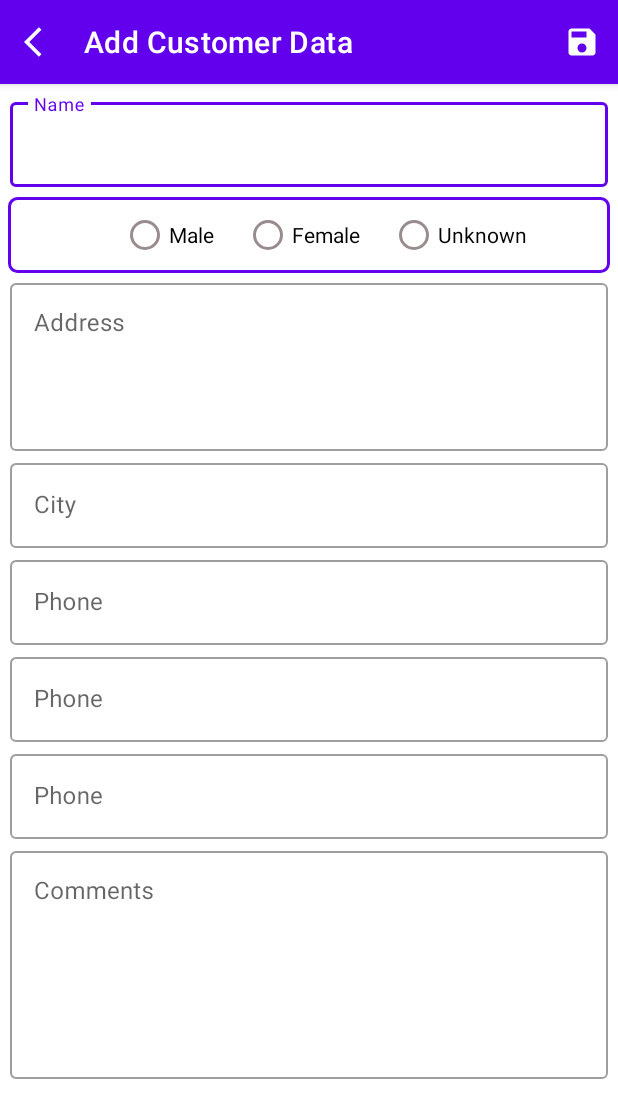
After one commit to AhmerAfzal1/Rose-Simple-Accounting, an Android app: the AddCustomerData screen opened directly, with no data from a screen before it, on a phone screen of 412 x 824 dp. The commit adds this screen. Shown: the top 1118 px of the screen. Run offline under Robolectric (Android 15) with nearby library versions, the phone set to English and light mode, and no system bars.

Commit message:
Now add data in db GUI

```diff
--- a/app/build.gradle
+++ b/app/build.gradle
@@ -34,7 +34,9 @@ dependencies {
 
     implementation "org.jetbrains.kotlin:kotlin-stdlib:$kotlin_version"
     implementation 'androidx.core:core-ktx:1.3.2'
-    implementation 'androidx.appcompat:appcompat:1.2.0'
-    implementation 'com.google.android.material:material:1.3.0'
+    implementation 'androidx.appcompat:appcompat:1.3.0-rc01'
     implementation 'androidx.constraintlayout:constraintlayout:2.0.4'
+    implementation 'com.google.android.material:material:1.4.0-alpha01'
+    implementation 'androidx.cardview:cardview:1.0.0'
+    implementation 'androidx.recyclerview:recyclerview:1.2.0-rc01'
 }
--- a/app/src/main/AndroidManifest.xml
+++ b/app/src/main/AndroidManifest.xml
@@ -10,7 +10,10 @@
         android:label="@string/app_name"
         android:roundIcon="@mipmap/ic_launcher_round"
         android:supportsRtl="true"
-        android:theme="@style/Theme.RoseSimpleAccounting">
+        android:theme="@style/Theme.RoseSimpleAccounting.NoActionBar">
+        <activity
+            android:name=".AddCustomerData"
+            android:theme="@style/Theme.RoseSimpleAccounting.NoActionBar" />
         <activity android:name=".MainActivity">
             <intent-filter>
                 <action android:name="android.intent.action.MAIN" />
--- /dev/null
+++ b/app/src/main/java/com/ahmer/accounting/AddCustomerData.kt
@@ -0,0 +1,83 @@
+package com.ahmer.accounting
+
+import android.database.sqlite.SQLiteException
+import android.os.Bundle
+import android.util.Log
+import android.widget.RadioButton
+import android.widget.RadioGroup
+import android.widget.Toast
+import androidx.appcompat.app.AppCompatActivity
+import com.ahmer.accounting.Constants.Companion.LOG_TAG
+import com.google.android.material.appbar.MaterialToolbar
+import com.google.android.material.textfield.TextInputLayout
+
+class AddCustomerData : AppCompatActivity() {
+    override fun onCreate(savedInstanceState: Bundle?) {
+        super.onCreate(savedInstanceState)
+        setContentView(R.layout.activity_add_customer_data)
+        val toolbar = findViewById<MaterialToolbar>(R.id.toolbar)
+        toolbar.setOnClickListener {
+            finish()
+        }
+        val customerName = findViewById<TextInputLayout>(R.id.inputLayoutName)
+        val customerGender = findViewById<RadioGroup>(R.id.rgGender)
+        val customerAddress = findViewById<TextInputLayout>(R.id.inputLayoutAddress)
+        val customerCity = findViewById<TextInputLayout>(R.id.inputLayoutCity)
+        val customerPhone1 = findViewById<TextInputLayout>(R.id.inputLayoutPhone1)
+        val customerPhone2 = findViewById<TextInputLayout>(R.id.inputLayoutPhone2)
+        val customerPhone3 = findViewById<TextInputLayout>(R.id.inputLayoutPhone3)
+        val customerComments = findViewById<TextInputLayout>(R.id.inputLayoutComments)
+        var typeGender: String = ""
+        customerGender.setOnCheckedChangeListener { group, checkedId ->
+            val rbGender = findViewById<RadioButton>(checkedId)
+            typeGender = rbGender.text.toString()
+        }
+
+        toolbar.setOnMenuItemClickListener { item ->
+            when (item.itemId) {
+                R.id.menu_btn_save -> {
+                    val customerProfile = CustomerProfile().apply {
+                        this.name = customerName.editText?.text.toString().trim()
+                        this.gender = typeGender
+                        this.address = customerAddress.editText?.text.toString().trim()
+                        this.city = customerCity.editText?.text.toString().trim()
+                        this.phone1 = customerPhone1.editText?.text.toString().trim()
+                        this.phone2 = customerPhone2.editText?.text.toString().trim()
+                        this.phone3 = customerPhone3.editText?.text.toString().trim()
+                        this.comment = customerComments.editText?.text.toString().trim()
+                    }
+                    try {
+                        val myDatabaseHelper = MyDatabaseHelper(this)
+                        myDatabaseHelper.insertData(
+                            name = customerProfile.name,
+                            gender = customerProfile.gender,
+                            address = customerProfile.address,
+                            city = customerProfile.city,
+                            phone1 = customerProfile.phone1,
+                            phone2 = customerProfile.phone2,
+                            phone3 = customerProfile.phone3,
+                            comments = customerProfile.comment
+                        )
+                    } catch (e: SQLiteException) {
+                        Log.v(LOG_TAG, e.printStackTrace().toString())
+                    }
+                    Log.v(LOG_TAG, "Data Saved")
+                    Log.v(LOG_TAG, "Name: ${customerProfile.name}")
+                    Log.v(LOG_TAG, "Gender: ${customerProfile.gender}")
+                    Log.v(LOG_TAG, "Address: ${customerProfile.address}")
+                    Log.v(LOG_TAG, "City: ${customerProfile.city}")
+                    Log.v(LOG_TAG, "Phone1: ${customerProfile.phone1}")
+                    Log.v(LOG_TAG, "Phone2: ${customerProfile.phone2}")
+                    Log.v(LOG_TAG, "Phone3: ${customerProfile.phone3}")
+                    Log.v(LOG_TAG, "Comment: ${customerProfile.comment}")
+                    Toast.makeText(
+                        this,
+                        "Record successfully saved!",
+                        Toast.LENGTH_LONG
+                    ).show()
+                }
+            }
+            true
+        }
+    }
+}
--- /dev/null
+++ b/app/src/main/res/drawable/border.xml
@@ -0,0 +1,8 @@
+<?xml version="1.0" encoding="UTF-8"?>
+<shape xmlns:android="http://schemas.android.com/apk/res/android"
+    android:shape="rectangle">
+    <corners android:radius="5dp" />
+    <stroke
+        android:width="2dp"
+        android:color="@color/purple_500" />
+</shape>
--- /dev/null
+++ b/app/src/main/res/drawable/ic_arrow_back.xml
@@ -0,0 +1,10 @@
+<vector xmlns:android="http://schemas.android.com/apk/res/android"
+    android:width="24dp"
+    android:height="24dp"
+    android:tint="#FFFFFF"
+    android:viewportWidth="24"
+    android:viewportHeight="24">
+    <path
+        android:fillColor="@android:color/white"
+        android:pathData="M11.67,3.87L9.9,2.1 0,12l9.9,9.9 1.77,-1.77L3.54,12z" />
+</vector>
--- /dev/null
+++ b/app/src/main/res/drawable/ic_save.xml
@@ -0,0 +1,10 @@
+<vector xmlns:android="http://schemas.android.com/apk/res/android"
+    android:width="24dp"
+    android:height="24dp"
+    android:tint="#FFFFFF"
+    android:viewportWidth="24"
+    android:viewportHeight="24">
+    <path
+        android:fillColor="@android:color/white"
+        android:pathData="M17,3L5,3c-1.11,0 -2,0.9 -2,2v14c0,1.1 0.89,2 2,2h14c1.1,0 2,-0.9 2,-2L21,7l-4,-4zM12,19c-1.66,0 -3,-1.34 -3,-3s1.34,-3 3,-3 3,1.34 3,3 -1.34,3 -3,3zM15,9L5,9L5,5h10v4z" />
+</vector>
--- /dev/null
+++ b/app/src/main/res/drawable/radio_button_tint.xml
@@ -0,0 +1,5 @@
+<selector xmlns:android="http://schemas.android.com/apk/res/android">
+    <item android:color="@color/shrine_pink_900" android:state_checked="true" />
+    <item android:alpha="0.38" android:color="@color/shrine_pink_100" android:state_enabled="false" />
+    <item android:color="@color/shrine_pink_100" />
+</selector>
--- /dev/null
+++ b/app/src/main/res/layout/activity_add_customer_data.xml
@@ -0,0 +1,223 @@
+<?xml version="1.0" encoding="utf-8"?>
+<RelativeLayout xmlns:android="http://schemas.android.com/apk/res/android"
+    xmlns:app="http://schemas.android.com/apk/res-auto"
+    xmlns:tools="http://schemas.android.com/tools"
+    android:layout_width="match_parent"
+    android:layout_height="match_parent"
+    tools:context=".AddCustomerData">
+
+    <com.google.android.material.appbar.MaterialToolbar
+        android:id="@+id/toolbar"
+        style="@style/Theme.RoseSimpleAccounting.Toolbar"
+        android:layout_width="match_parent"
+        android:layout_height="?attr/actionBarSize"
+        app:contentInsetEnd="0dp"
+        app:contentInsetLeft="0dp"
+        app:contentInsetRight="0dp"
+        app:contentInsetStart="0dp"
+        app:contentInsetStartWithNavigation="0dp"
+        app:menu="@menu/save"
+        app:navigationIcon="@drawable/ic_arrow_back"
+        app:title="@string/title_toolbar_add_customer"
+        app:titleMarginStart="0dp" />
+
+    <ScrollView
+        android:layout_width="match_parent"
+        android:layout_height="match_parent"
+        android:layout_below="@id/toolbar">
+
+        <RelativeLayout
+            android:layout_width="match_parent"
+            android:layout_height="wrap_content"
+            android:layout_margin="5dp"
+            android:gravity="center">
+
+            <com.google.android.material.textfield.TextInputLayout
+                android:id="@+id/inputLayoutName"
+                style="@style/Widget.MaterialComponents.TextInputLayout.OutlinedBox"
+                android:layout_width="match_parent"
+                android:layout_height="wrap_content"
+                android:padding="1dp">
+
+                <com.google.android.material.textfield.TextInputEditText
+                    android:layout_width="match_parent"
+                    android:layout_height="wrap_content"
+                    android:focusable="true"
+                    android:focusableInTouchMode="true"
+                    android:hint="@string/name"
+                    android:inputType="text"
+                    android:maxLines="1"
+                    android:textColor="@android:color/black" />
+            </com.google.android.material.textfield.TextInputLayout>
+
+            <RadioGroup
+                android:id="@+id/rgGender"
+                android:layout_width="match_parent"
+                android:layout_height="wrap_content"
+                android:layout_below="@id/inputLayoutName"
+                android:layout_marginTop="5dp"
+                android:background="@drawable/border"
+                android:gravity="center"
+                android:orientation="horizontal"
+                android:padding="1dp">
+
+                <com.google.android.material.radiobutton.MaterialRadioButton
+                    android:id="@+id/rbMale"
+                    style="@style/Widget.App.RadioButton"
+                    android:layout_width="wrap_content"
+                    android:layout_height="wrap_content"
+                    android:layout_marginStart="20dp"
+                    android:layout_marginLeft="20dp"
+                    android:shadowColor="@color/purple_500"
+                    android:text="@string/male" />
+
+                <com.google.android.material.radiobutton.MaterialRadioButton
+                    android:id="@+id/rbFemale"
+                    style="@style/Widget.App.RadioButton"
+                    android:layout_width="wrap_content"
+                    android:layout_height="wrap_content"
+                    android:layout_marginStart="20dp"
+                    android:layout_marginLeft="20dp"
+                    android:text="@string/female" />
+
+                <com.google.android.material.radiobutton.MaterialRadioButton
+                    android:id="@+id/rbUnknown"
+                    style="@style/Widget.App.RadioButton"
+                    android:layout_width="wrap_content"
+                    android:layout_height="wrap_content"
+                    android:layout_marginStart="20dp"
+                    android:layout_marginLeft="20dp"
+                    android:text="@string/unknown" />
+            </RadioGroup>
+
+            <LinearLayout
+                android:id="@+id/linearLayoutAddress"
+                android:layout_width="match_parent"
+                android:layout_height="120dp"
+                android:layout_below="@id/rgGender">
+
+                <com.google.android.material.textfield.TextInputLayout
+                    android:id="@+id/inputLayoutAddress"
+                    style="@style/Widget.MaterialComponents.TextInputLayout.OutlinedBox"
+                    android:layout_width="match_parent"
+                    android:layout_height="match_parent"
+                    android:padding="1dp">
+
+                    <com.google.android.material.textfield.TextInputEditText
+                        android:layout_width="match_parent"
+                        android:layout_height="match_parent"
+                        android:focusable="true"
+                        android:focusableInTouchMode="true"
+                        android:gravity="top|start"
+                        android:hint="@string/address"
+                        android:inputType="textMultiLine"
+                        android:lines="8"
+                        android:maxLines="10"
+                        android:textColor="@android:color/black" />
+                </com.google.android.material.textfield.TextInputLayout>
+            </LinearLayout>
+
+            <com.google.android.material.textfield.TextInputLayout
+                android:id="@+id/inputLayoutCity"
+                style="@style/Widget.MaterialComponents.TextInputLayout.OutlinedBox"
+                android:layout_width="match_parent"
+                android:layout_height="wrap_content"
+                android:layout_below="@id/linearLayoutAddress"
+                android:padding="1dp">
+
+                <com.google.android.material.textfield.TextInputEditText
+                    android:layout_width="match_parent"
+                    android:layout_height="wrap_content"
+                    android:focusable="true"
+                    android:focusableInTouchMode="true"
+                    android:hint="@string/city"
+                    android:inputType="text"
+                    android:maxLines="1"
+                    android:textColor="@android:color/black" />
+            </com.google.android.material.textfield.TextInputLayout>
+
+            <com.google.android.material.textfield.TextInputLayout
+                android:id="@+id/inputLayoutPhone1"
+                style="@style/Widget.MaterialComponents.TextInputLayout.OutlinedBox"
+                android:layout_width="match_parent"
+                android:layout_height="wrap_content"
+                android:layout_below="@id/inputLayoutCity"
+                android:padding="1dp">
+
+                <com.google.android.material.textfield.TextInputEditText
+                    android:layout_width="match_parent"
+                    android:layout_height="wrap_content"
+                    android:focusable="true"
+                    android:focusableInTouchMode="true"
+                    android:hint="@string/phone"
+                    android:inputType="number"
+                    android:maxLines="1"
+                    android:textColor="@android:color/black" />
+            </com.google.android.material.textfield.TextInputLayout>
+
+            <com.google.android.material.textfield.TextInputLayout
+                android:id="@+id/inputLayoutPhone2"
+                style="@style/Widget.MaterialComponents.TextInputLayout.OutlinedBox"
+                android:layout_width="match_parent"
+                android:layout_height="wrap_content"
+                android:layout_below="@id/inputLayoutPhone1"
+                android:padding="1dp">
+
+                <com.google.android.material.textfield.TextInputEditText
+                    android:layout_width="match_parent"
+                    android:layout_height="wrap_content"
+                    android:focusable="true"
+                    android:focusableInTouchMode="true"
+                    android:hint="@string/phone"
+                    android:inputType="number"
+                    android:maxLines="1"
+                    android:textColor="@android:color/black" />
+            </com.google.android.material.textfield.TextInputLayout>
+
+            <com.google.android.material.textfield.TextInputLayout
+                android:id="@+id/inputLayoutPhone3"
+                style="@style/Widget.MaterialComponents.TextInputLayout.OutlinedBox"
+                android:layout_width="match_parent"
+                android:layout_height="wrap_content"
+                android:layout_below="@id/inputLayoutPhone2"
+                android:padding="1dp">
+
+                <com.google.android.material.textfield.TextInputEditText
+                    android:layout_width="match_parent"
+                    android:layout_height="wrap_content"
+                    android:focusable="true"
+                    android:focusableInTouchMode="true"
+                    android:hint="@string/phone"
+                    android:inputType="number"
+                    android:maxLines="1"
+                    android:textColor="@android:color/black" />
+            </com.google.android.material.textfield.TextInputLayout>
+
+            <LinearLayout
+                android:layout_width="match_parent"
+                android:layout_height="160dp"
+                android:layout_below="@id/inputLayoutPhone3">
+
+                <com.google.android.material.textfield.TextInputLayout
+                    android:id="@+id/inputLayoutComments"
+                    style="@style/Widget.MaterialComponents.TextInputLayout.OutlinedBox"
+                    android:layout_width="match_parent"
+                    android:layout_height="match_parent"
+                    android:padding="1dp">
+
+                    <com.google.android.material.textfield.TextInputEditText
+                        android:layout_width="match_parent"
+                        android:layout_height="match_parent"
+                        android:focusable="true"
+                        android:focusableInTouchMode="true"
+                        android:gravity="top|start"
+                        android:hint="@string/comments"
+                        android:inputType="textMultiLine"
+                        android:lines="15"
+                        android:maxLines="100"
+                        android:textColor="@android:color/black" />
+                </com.google.android.material.textfield.TextInputLayout>
+            </LinearLayout>
+        </RelativeLayout>
+    </ScrollView>
+</RelativeLayout>
--- /dev/null
+++ b/app/src/main/res/menu/save.xml
@@ -0,0 +1,9 @@
+<?xml version="1.0" encoding="utf-8"?>
+<menu xmlns:android="http://schemas.android.com/apk/res/android"
+    xmlns:app="http://schemas.android.com/apk/res-auto">
+    <item
+        android:id="@+id/menu_btn_save"
+        android:icon="@drawable/ic_save"
+        android:title="@string/save"
+        app:showAsAction="always" />
+</menu>
--- a/app/src/main/res/values/colors.xml
+++ b/app/src/main/res/values/colors.xml
@@ -7,4 +7,7 @@
     <color name="teal_700">#FF018786</color>
     <color name="black">#FF000000</color>
     <color name="white">#FFFFFFFF</color>
+
+    <color name="shrine_pink_100">#FEDBD0</color>
+    <color name="shrine_pink_900">#442C2E</color>
 </resources>
--- a/app/src/main/res/values/strings.xml
+++ b/app/src/main/res/values/strings.xml
@@ -1,3 +1,16 @@
 <resources>
     <string name="app_name">Rose Simple Accounting</string>
+    <string name="add_new_customer">Add New Customer</string>
+    <string name="see_customer_record">See Customer Record</string>
+    <string name="name">Name</string>
+    <string name="gender">Select Gender</string>
+    <string name="male">Male</string>
+    <string name="female">Female</string>
+    <string name="unknown">Unknown</string>
+    <string name="address">Address</string>
+    <string name="city">City</string>
+    <string name="phone">Phone</string>
+    <string name="comments">Comments</string>
+    <string name="title_toolbar_add_customer">Add Customer Data</string>
+    <string name="save">Save</string>
 </resources>
--- a/app/src/main/res/values/themes.xml
+++ b/app/src/main/res/values/themes.xml
@@ -12,5 +12,28 @@
         <!-- Status bar color. -->
         <item name="android:statusBarColor" tools:targetApi="l">?attr/colorPrimaryVariant</item>
         <!-- Customize your theme here. -->
+        <item name="radioButtonStyle">@style/Widget.App.RadioButton</item>
+    </style>
+
+    <style name="Theme.RoseSimpleAccounting.NoActionBar" parent="Theme.RoseSimpleAccounting">
+        <item name="windowActionBar">false</item>
+        <item name="windowNoTitle">true</item>
+    </style>
+
+    <style name="Theme.RoseSimpleAccounting.Toolbar" parent="Widget.MaterialComponents.Toolbar.Primary">
+        <item name="elevationOverlayColor">?attr/elevationOverlayColor</item>
+        <item name="elevationOverlayEnabled">true</item>
+        <item name="android:textColorPrimary">@android:color/white</item>
+        <item name="android:textColor">@android:color/black</item>
+        <item name="colorControlNormal">@android:color/white</item>
+    </style>
+
+    <style name="Widget.App.RadioButton" parent="Widget.MaterialComponents.CompoundButton.RadioButton">
+        <item name="materialThemeOverlay">@style/ThemeOverlay.App.RadioButton</item>
+    </style>
+
+    <style name="ThemeOverlay.App.RadioButton" parent="">
+        <item name="colorOnSurface">@color/shrine_pink_900</item>
+        <item name="colorSecondary">@color/shrine_pink_100</item>
     </style>
 </resources>
```
Also changed, not shown: app/src/main/java/com/ahmer/accounting/CustomerProfile.kt (+2 -32 lines), app/src/main/java/com/ahmer/accounting/MainActivity.kt (+17 -24 lines), app/src/main/java/com/ahmer/accounting/MyDatabaseHelper.kt (+18 -11 lines), app/src/main/res/layout/activity_main.xml (+45 -6 lines).
